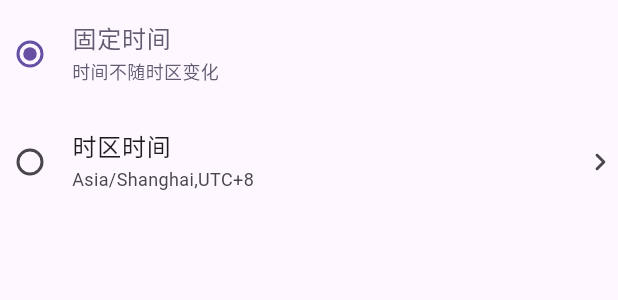
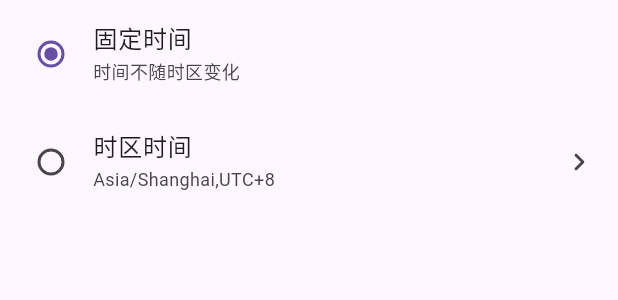
Before and after one commit to akdu12/time_picker_with_timezone, a Flutter app: the TimezoneTypeSelectWidget widget shown alone on an empty page, opened directly, on a phone screen of 412 x 824 dp. Shown: the top 300 px of the screen. Run offline on Flutter 3.47's test engine with Material 3 defaults, Android fonts, the phone set to English and light mode, and no system bars; our stand-ins replace timezone.

Commit message:
优化固定时间和时区时间选择页面UI

```diff
--- a/lib/timezone_select_widget.dart
+++ b/lib/timezone_select_widget.dart
@@ -34,7 +34,7 @@ class _TimezoneSelectWidgetState extends State<TimezoneSelectWidget> {
   @override
   void dispose() {
     widget.searchController.removeListener(searchListener);
-    widget.searchController.dispose();
+    // widget.searchController.dispose();
     super.dispose();
   }
 
--- a/lib/timezone_type_select_widget.dart
+++ b/lib/timezone_type_select_widget.dart
@@ -13,10 +13,15 @@ class TimezoneTypeSelectWidget extends StatefulWidget {
 
 class _TimezoneTypeSelectWidgetState extends State<TimezoneTypeSelectWidget> {
   final visualDensity = const VisualDensity(horizontal: -4, vertical: 0);
+  final contentPadding = const EdgeInsets.symmetric(horizontal: 14);
 
   final searchController = TextEditingController();
 
-
+  @override
+  void dispose() {
+    searchController.dispose();
+    super.dispose();
+  }
   @override
   Widget build(BuildContext context) {
     // print('TimezoneTypeSelectWidget build');
@@ -32,8 +37,7 @@ class _TimezoneTypeSelectWidgetState extends State<TimezoneTypeSelectWidget> {
             value: 0,
             groupValue: 0,
             visualDensity: visualDensity,
-            contentPadding: EdgeInsets.zero,
-            selected: true,
+            contentPadding: contentPadding,
             onChanged: (int? value) {
               setState(() {
                 // _selectedOption = value!;
@@ -49,8 +53,8 @@ class _TimezoneTypeSelectWidgetState extends State<TimezoneTypeSelectWidget> {
             value: 1,
             groupValue: 0,
             visualDensity: visualDensity,
-            contentPadding: EdgeInsets.zero,
-            secondary: Icon(Icons.keyboard_arrow_right_rounded),
+            contentPadding: contentPadding,
+            secondary: const Icon(Icons.keyboard_arrow_right_rounded),
             onChanged: (int? value) {
               // setState(() {
               //   _selectedOption = value!;
```
Also changed, not shown: lib/time_picker_with_timezone.dart (+14 -3 lines).
